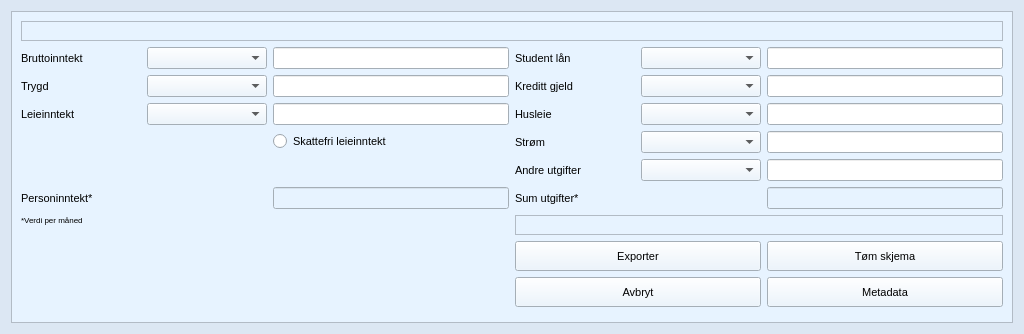
This is source/ui/views/forms/budget_form.ui in seemir/stressa as Qt 5 draws it before an edit. The edited form follows.
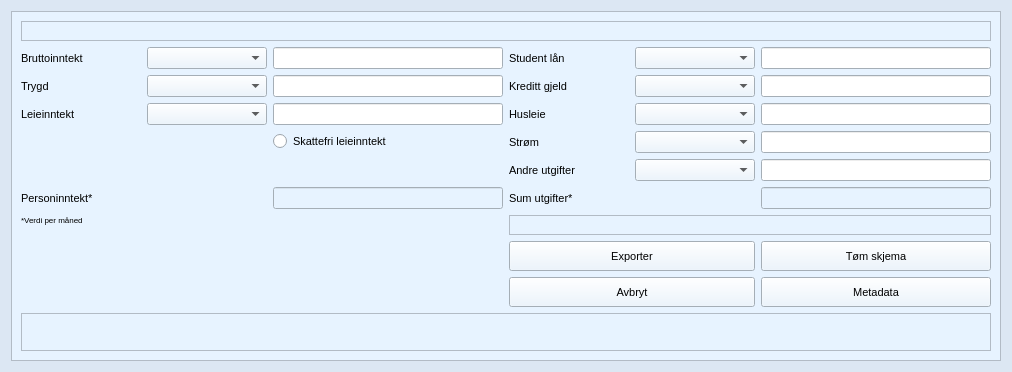
This is the edited form. Icons and pictures are not drawn.

The edit to the form file:
```diff
--- a/source/ui/views/forms/budget_form.ui
+++ b/source/ui/views/forms/budget_form.ui
@@ -6,8 +6,8 @@
    <rect>
     <x>0</x>
     <y>0</y>
-    <width>1020</width>
-    <height>328</height>
+    <width>1008</width>
+    <height>368</height>
    </rect>
   </property>
   <property name="sizePolicy">
@@ -471,7 +471,7 @@
      <property name="minimumSize">
       <size>
        <width>0</width>
-       <height>0</height>
+       <height>350</height>
       </size>
      </property>
      <property name="palette">
@@ -1051,7 +1051,7 @@
        <widget class="QLineEdit" name="line_edit_brutto_inntekt">
         <property name="minimumSize">
          <size>
-          <width>236</width>
+          <width>230</width>
           <height>0</height>
          </size>
         </property>
@@ -1074,7 +1074,7 @@
        <widget class="QLineEdit" name="line_edit_student_lan">
         <property name="minimumSize">
          <size>
-          <width>236</width>
+          <width>230</width>
           <height>0</height>
          </size>
         </property>
```
